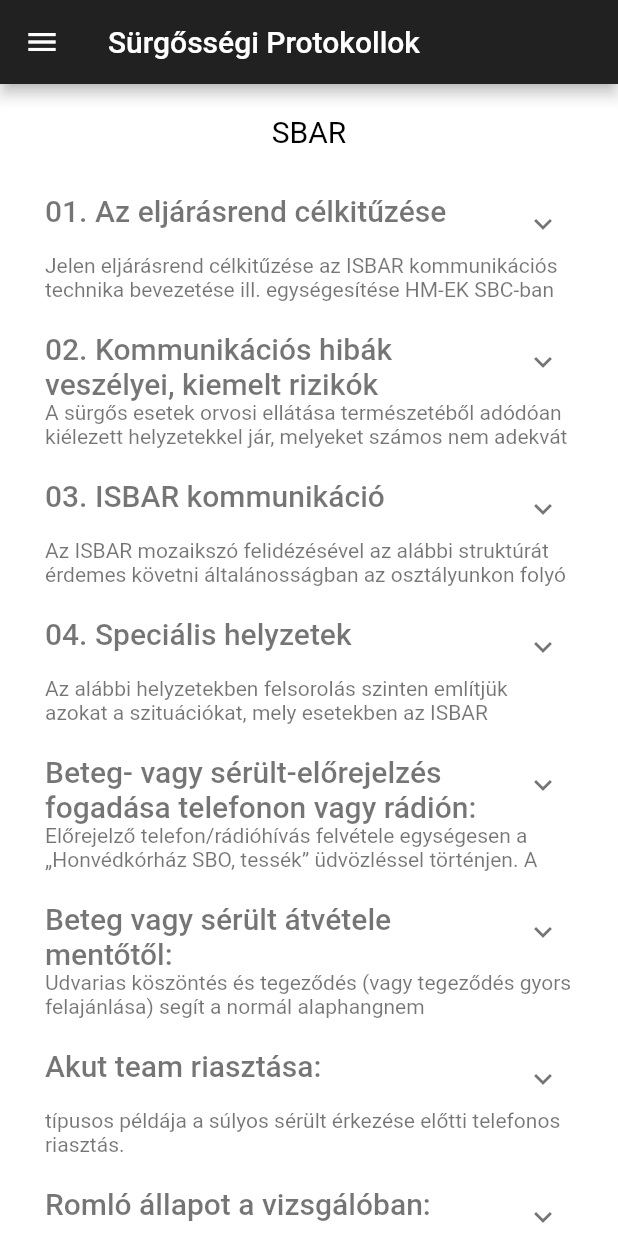
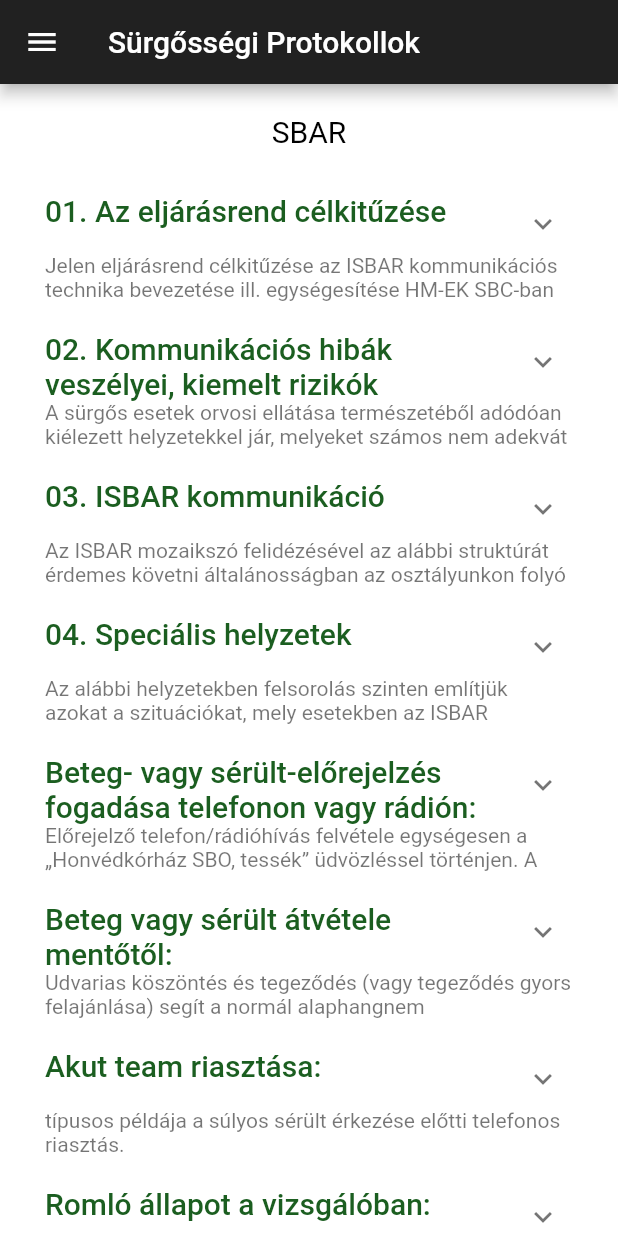
Before and after one commit to oszkarpap/honved_surg, a Flutter app: the HomePage screen opened by its route, on a phone screen of 412 x 824 dp. Run offline on Flutter 3.47's test engine with Material 2 defaults, Android fonts, the phone set to English and light mode, and no system bars; drawn by our look-alikes of expandable; our stand-ins replace animated_text_kit, firebase_auth, fluttertoast; accounts and stored records are empty.

Commit message:
2nd commit 1. nap

```diff
--- a/lib/components/my_expanded_panel.dart
+++ b/lib/components/my_expanded_panel.dart
@@ -19,7 +19,7 @@ class My_Expanded_Panel extends StatelessWidget {
           style: new TextStyle(
             fontSize: 20.0,
             fontWeight: FontWeight.w500,
-            color: Colors.black54,
+            color: Colors.green[900],
           ),
         ),
         collapsed: Text(
@@ -38,7 +38,5 @@ class My_Expanded_Panel extends StatelessWidget {
         hasIcon: true,
       ),
     );
-
-
   }
 }
--- a/lib/main.dart
+++ b/lib/main.dart
@@ -15,7 +15,7 @@ class HonvedSurg extends StatelessWidget {
           body1: TextStyle(color: Colors.black54),
         ),
       ),
-      initialRoute: WelcomeScreen.id,
+      initialRoute: HomePage.id,
       routes: {
         WelcomeScreen.id: (context) => WelcomeScreen(),
         LoginScreen.id: (context) => LoginScreen(),
--- a/lib/screens/HomePage.dart
+++ b/lib/screens/HomePage.dart
@@ -14,9 +14,9 @@ class DrawerItem {
 class HomePage extends StatefulWidget {
   static const String id = 'chat_screen';
   final drawerItems = [
-    new DrawerItem("SBAR", Icons.filter_1),
-    new DrawerItem("Kódolási Segédlet", Icons.filter_2),
-    new DrawerItem("Antibiotikum", Icons.filter_3)
+    new DrawerItem("SBAR", Icons.laptop_windows),
+    new DrawerItem("Kódolási Segédlet", Icons.laptop_chromebook),
+    new DrawerItem("Antibiotikum", Icons.laptop_windows)
   ];
 
   @override
@@ -53,9 +53,11 @@ class HomePageState extends State<HomePage> {
     for (var i = 0; i < widget.drawerItems.length; i++) {
       var d = widget.drawerItems[i];
       drawerOptions.add(new ListTile(
-
-        leading: new Icon(d.icon),
-        title: new Text(d.title),
+        leading: new Icon(d.icon, color: Colors.white),
+        title: new Text(
+          d.title,
+          style: new TextStyle(color: Colors.white),
+        ),
         selected: i == _selectedDrawerIndex,
         onTap: () => _onSelectItem(i),
       ));
@@ -70,14 +72,20 @@ class HomePageState extends State<HomePage> {
           "Sürgősségi Protokollok",
         ),
       ),
-      drawer: new Drawer(
-        child: new Column(
-          children: <Widget>[
-            new UserAccountsDrawerHeader(
-                accountName: new Text("Protokoll Lista"), accountEmail: null),
-            new Column(children: drawerOptions)
-          ],
-        ),
+      drawer: Drawer(
+          child: ListView(
+            padding: EdgeInsets.zero,
+            children: <Widget>[
+              DrawerHeader(child: Container(
+                height: 100,
+                decoration: BoxDecoration(
+                    image: DecorationImage(
+                      image: ExactAssetImage('images/logo.png'),
+                      fit: BoxFit.cover,
+                    )),
+              ),),
+              Column(children: drawerOptions,)],
+          )
       ),
       body: _getDrawerItemWidget(_selectedDrawerIndex),
     );
```
